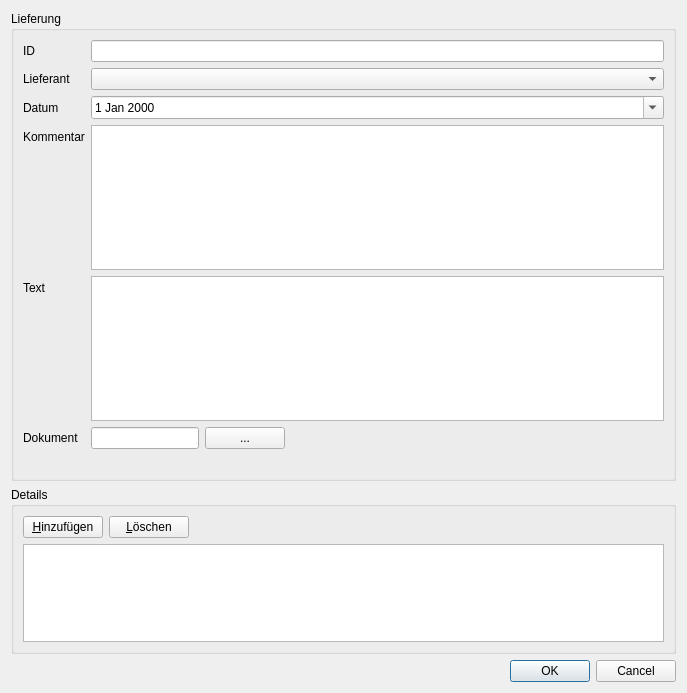
Old version of the form ui/forms/lieferungDetailForm.ui in the repository flurl/lagerManager.
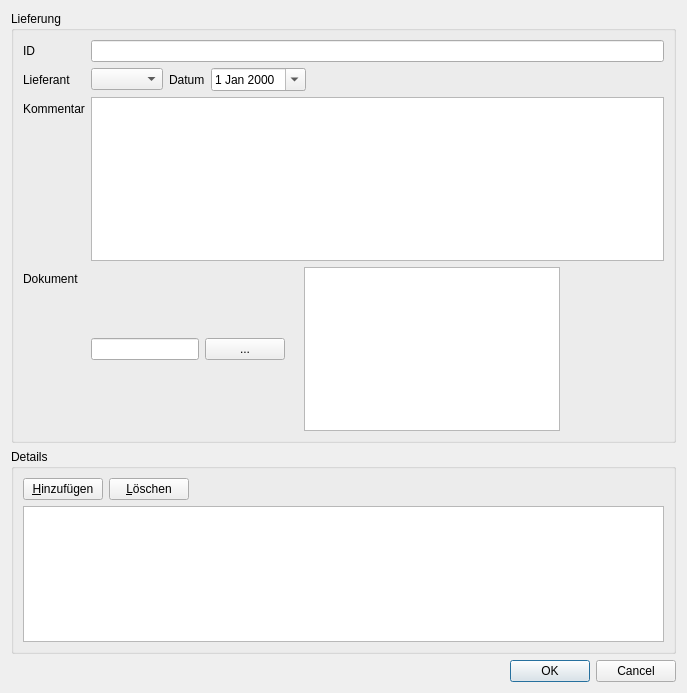
New version of the form. Custom widgets are drawn as their Qt base class.

Commit message: layout vom lieferungDetail-formular überarbeitet

Patch:
```diff
--- a/ui/forms/lieferungDetailForm.ui
+++ b/ui/forms/lieferungDetailForm.ui
@@ -22,6 +22,9 @@
      <layout class="QGridLayout" name="gridLayout_2">
       <item row="0" column="0">
        <layout class="QFormLayout" name="formLayout">
+        <property name="fieldGrowthPolicy">
+         <enum>QFormLayout::ExpandingFieldsGrow</enum>
+        </property>
         <item row="0" column="0">
          <widget class="QLabel" name="label">
           <property name="text">
@@ -29,20 +32,6 @@
           </property>
          </widget>
         </item>
-        <item row="1" column="0">
-         <widget class="QLabel" name="label_2">
-          <property name="text">
-           <string>Lieferant</string>
-          </property>
-         </widget>
-        </item>
-        <item row="2" column="0">
-         <widget class="QLabel" name="label_3">
-          <property name="text">
-           <string>Datum</string>
-          </property>
-         </widget>
-        </item>
         <item row="0" column="1">
          <widget class="QLineEdit" name="lineEdit_id">
           <property name="readOnly">
@@ -50,24 +39,21 @@
           </property>
          </widget>
         </item>
-        <item row="1" column="1">
-         <widget class="QComboBox" name="comboBox_lieferant"/>
+        <item row="4" column="1">
+         <layout class="QHBoxLayout" name="horizontalLayout_4">
+          <item>
+           <widget class="QPlainTextEdit" name="plainTextEdit_comment"/>
+          </item>
+         </layout>
         </item>
-        <item row="2" column="1">
-         <widget class="QDateEdit" name="dateEdit_datum">
-          <property name="calendarPopup">
-           <bool>true</bool>
-          </property>
-         </widget>
-        </item>
-        <item row="5" column="0">
+        <item row="7" column="0">
          <widget class="QLabel" name="label_4">
           <property name="text">
            <string>Dokument</string>
           </property>
          </widget>
         </item>
-        <item row="5" column="1">
+        <item row="7" column="1">
          <layout class="QHBoxLayout" name="horizontalLayout_2">
           <item>
            <widget class="QLineEdit" name="lineEdit_dokId">
@@ -95,6 +81,16 @@
             </property>
            </widget>
           </item>
+          <item>
+           <widget class="ClickableLabel" name="label_document">
+            <property name="text">
+             <string/>
+            </property>
+           </widget>
+          </item>
+          <item>
+           <widget class="QPlainTextEdit" name="plainTextEdit_ocr"/>
+          </item>
           <item>
            <spacer name="horizontalSpacer">
             <property name="orientation">
@@ -111,34 +107,42 @@
          </layout>
         </item>
         <item row="4" column="0">
-         <widget class="QLabel" name="label_5">
-          <property name="text">
-           <string>Text</string>
-          </property>
-         </widget>
-        </item>
-        <item row="4" column="1">
-         <widget class="QPlainTextEdit" name="plainTextEdit_ocr"/>
-        </item>
-        <item row="3" column="0">
          <widget class="QLabel" name="label_6">
           <property name="text">
            <string>Kommentar</string>
           </property>
          </widget>
         </item>
-        <item row="3" column="1">
-         <widget class="QPlainTextEdit" name="plainTextEdit_comment"/>
+        <item row="1" column="1">
+         <layout class="QHBoxLayout" name="horizontalLayout_5">
+          <item>
+           <widget class="QComboBox" name="comboBox_lieferant"/>
+          </item>
+          <item>
+           <widget class="QLabel" name="label_3">
+            <property name="text">
+             <string>Datum</string>
+            </property>
+           </widget>
+          </item>
+          <item>
+           <widget class="QDateEdit" name="dateEdit_datum">
+            <property name="calendarPopup">
+             <bool>true</bool>
+            </property>
+           </widget>
+          </item>
+         </layout>
+        </item>
+        <item row="1" column="0">
+         <widget class="QLabel" name="label_2">
+          <property name="text">
+           <string>Lieferant</string>
+          </property>
+         </widget>
         </item>
        </layout>
       </item>
-      <item row="1" column="0">
-       <widget class="ClickableLabel" name="label_document">
-        <property name="text">
-         <string/>
-        </property>
-       </widget>
-      </item>
      </layout>
     </widget>
    </item>
```
The commit also changes 1 other file.
